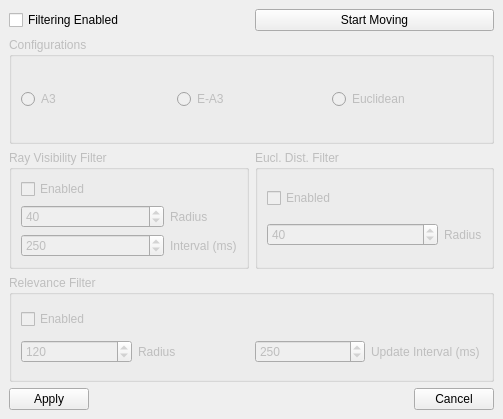
This is bin/data/ui/IMDialog.ui in realXtend/tundra as Qt 5 draws it before an edit. The edited form follows.
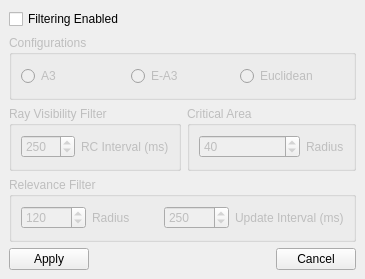
This is the edited form.

Commit message: Modified imDialog and removed unnecessary widgets

Diff of the .ui file:
```diff
--- a/bin/data/ui/IMDialog.ui
+++ b/bin/data/ui/IMDialog.ui
@@ -6,8 +6,8 @@
    <rect>
     <x>0</x>
     <y>0</y>
-    <width>503</width>
-    <height>419</height>
+    <width>365</width>
+    <height>279</height>
    </rect>
   </property>
   <property name="windowTitle">
@@ -81,47 +81,14 @@
          <string>Ray Visibility Filter</string>
         </property>
         <layout class="QGridLayout" name="gridLayout_5">
-         <item row="0" column="0">
-          <widget class="QCheckBox" name="chkRayEnabled">
-           <property name="toolTip">
-            <string>Enable Ray Visibility Algorithm</string>
-           </property>
-           <property name="text">
-            <string>Enabled</string>
-           </property>
-          </widget>
-         </item>
-         <item row="1" column="0">
-          <widget class="QSpinBox" name="spnRayRadius">
-           <property name="sizePolicy">
-            <sizepolicy hsizetype="Expanding" vsizetype="Fixed">
-             <horstretch>0</horstretch>
-             <verstretch>0</verstretch>
-            </sizepolicy>
-           </property>
-           <property name="toolTip">
-            <string>Change Radius for the Ray Visibility Algorithm</string>
-           </property>
-           <property name="value">
-            <number>40</number>
-           </property>
-          </widget>
-         </item>
-         <item row="1" column="1">
-          <widget class="QLabel" name="lblRayRadius">
-           <property name="text">
-            <string>Radius</string>
-           </property>
-          </widget>
-         </item>
-         <item row="2" column="1">
+         <item row="0" column="1">
           <widget class="QLabel" name="lblRayInterval">
            <property name="text">
-            <string>Interval (ms)</string>
+            <string>RC Interval (ms)</string>
            </property>
           </widget>
          </item>
-         <item row="2" column="0">
+         <item row="0" column="0">
           <widget class="QSpinBox" name="spnRayInt">
            <property name="minimum">
             <number>0</number>
@@ -146,20 +113,10 @@
          <bool>false</bool>
         </property>
         <property name="title">
-         <string>Eucl. Dist. Filter</string>
+         <string>Critical Area</string>
         </property>
         <layout class="QGridLayout" name="gridLayout_4">
          <item row="0" column="0">
-          <widget class="QCheckBox" name="chkEuclEnabled">
-           <property name="toolTip">
-            <string>Enable Euclidean Distance Algorithm</string>
-           </property>
-           <property name="text">
-            <string>Enabled</string>
-           </property>
-          </widget>
-         </item>
-         <item row="1" column="0">
           <widget class="QSpinBox" name="spnERadius">
            <property name="sizePolicy">
             <sizepolicy hsizetype="Expanding" vsizetype="Fixed">
@@ -178,7 +135,7 @@
            </property>
           </widget>
          </item>
-         <item row="1" column="1">
+         <item row="0" column="1">
           <widget class="QLabel" name="lblERadius">
            <property name="text">
             <string>Radius</string>
@@ -197,17 +154,7 @@
          <string>Relevance Filter</string>
         </property>
         <layout class="QGridLayout" name="gridLayout_7">
-         <item row="0" column="0" colspan="2">
-          <widget class="QCheckBox" name="chkRelEnabled">
-           <property name="toolTip">
-            <string>Enable Relevance Filtering</string>
-           </property>
-           <property name="text">
-            <string>Enabled</string>
-           </property>
-          </widget>
-         </item>
-         <item row="1" column="0">
+         <item row="0" column="0">
           <widget class="QSpinBox" name="spnRelRadius">
            <property name="sizePolicy">
             <sizepolicy hsizetype="Expanding" vsizetype="Fixed">
@@ -226,7 +173,7 @@
            </property>
           </widget>
          </item>
-         <item row="1" column="1">
+         <item row="0" column="1">
           <widget class="QLabel" name="lblRelRadius">
            <property name="sizePolicy">
             <sizepolicy hsizetype="Expanding" vsizetype="Preferred">
@@ -239,7 +186,7 @@
            </property>
           </widget>
          </item>
-         <item row="1" column="3">
+         <item row="0" column="3">
           <widget class="QLabel" name="lblReleInterval">
            <property name="sizePolicy">
             <sizepolicy hsizetype="Expanding" vsizetype="Preferred">
@@ -252,7 +199,7 @@
            </property>
           </widget>
          </item>
-         <item row="1" column="2">
+         <item row="0" column="2">
           <widget class="QSpinBox" name="spnUpdateInterval">
            <property name="sizePolicy">
             <sizepolicy hsizetype="Expanding" vsizetype="Fixed">
@@ -277,13 +224,6 @@
         </layout>
        </widget>
       </item>
-      <item row="0" column="1">
-       <widget class="QPushButton" name="btnMove">
-        <property name="text">
-         <string>Start Moving</string>
-        </property>
-       </widget>
-      </item>
      </layout>
     </item>
     <item>
```
